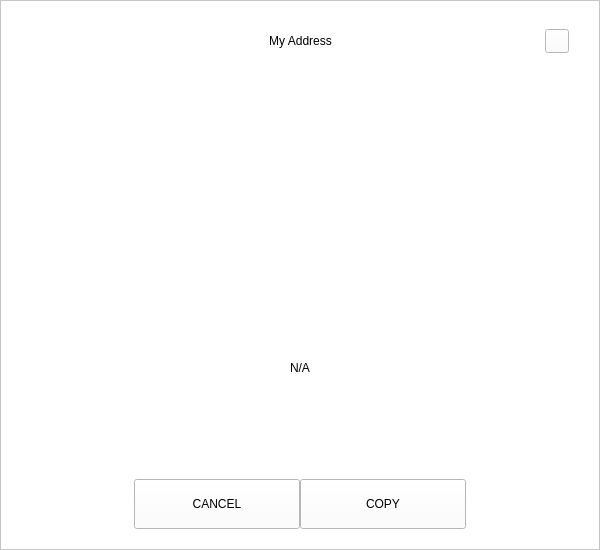
cimelli/RpdSource, file src/qt/rpdchain/forms/receivedialog.ui: the form before one commit.
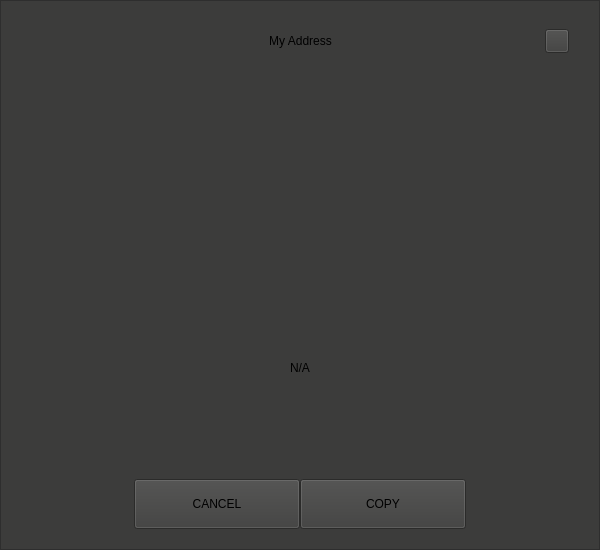
The form after the commit.

What changed in the file:
```diff
--- a/src/qt/rpdchain/forms/receivedialog.ui
+++ b/src/qt/rpdchain/forms/receivedialog.ui
@@ -14,7 +14,7 @@
    <string>Dialog</string>
   </property>
   <property name="styleSheet">
-   <string notr="true">background:white;</string>
+   <string notr="true">background:#3c3c3b;</string>
   </property>
   <layout class="QVBoxLayout" name="verticalLayout_2">
    <property name="spacing">
```
